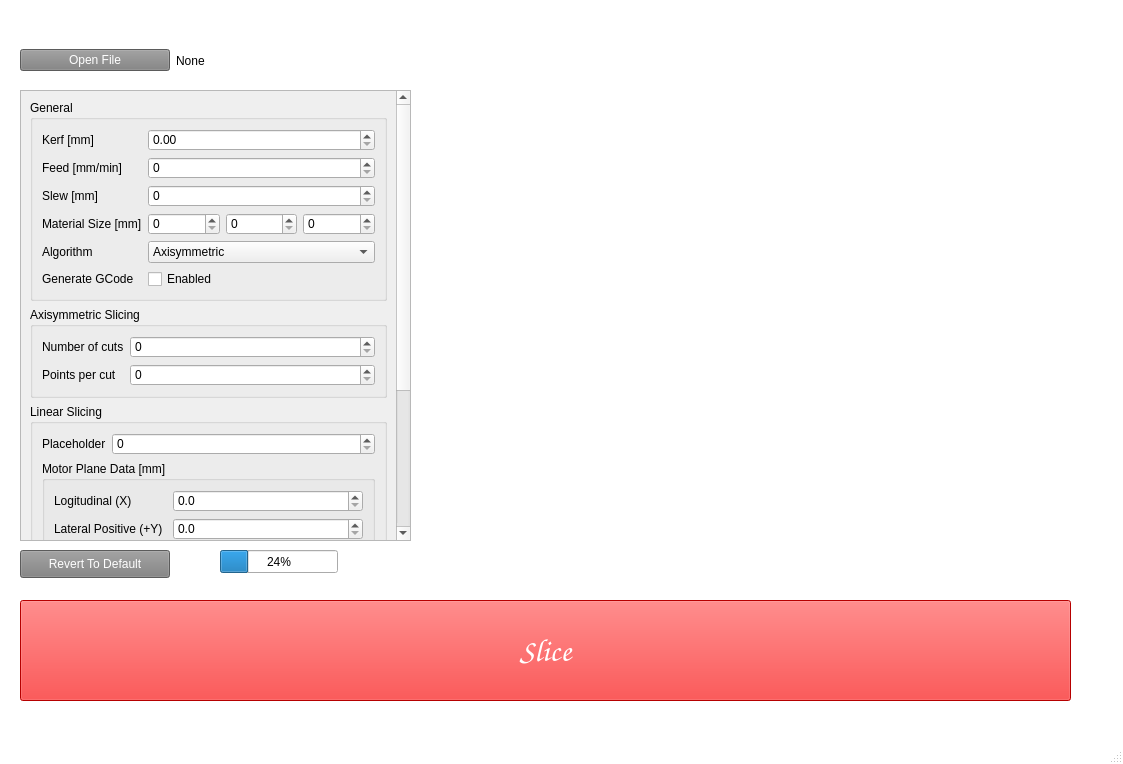
Above: ui.ui from LicGWasTaken/styro-slicer before the change. Below: the same form after it.
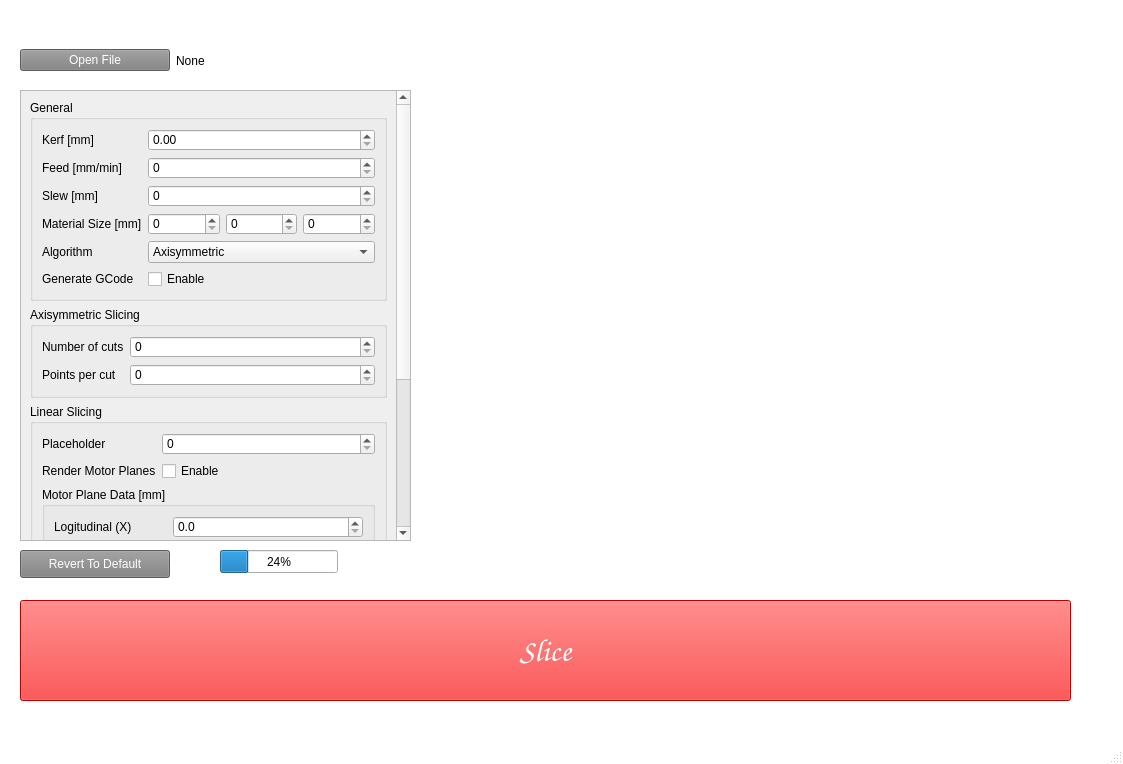
That is the form after the change. Custom widgets are drawn as their Qt base class.

```diff
--- a/ui.ui
+++ b/ui.ui
@@ -348,9 +348,9 @@
      <property name="geometry">
       <rect>
        <x>0</x>
-       <y>-225</y>
+       <y>0</y>
        <width>375</width>
-       <height>653</height>
+       <height>680</height>
       </rect>
      </property>
      <layout class="QVBoxLayout" name="verticalLayout_2">
@@ -467,7 +467,7 @@
          <item row="5" column="1">
           <widget class="QCheckBox" name="cb_do_gcode">
            <property name="text">
-            <string>Enabled</string>
+            <string>Enable</string>
            </property>
            <property name="tristate">
             <bool>false</bool>
@@ -538,7 +538,7 @@
          <item row="0" column="1">
           <widget class="QSpinBox" name="spinBox_2"/>
          </item>
-         <item row="1" column="0" colspan="2">
+         <item row="2" column="0" colspan="2">
           <widget class="QGroupBox" name="gb_motor_plane_data">
            <property name="font">
             <font>
@@ -637,6 +637,20 @@
            </layout>
           </widget>
          </item>
+         <item row="1" column="0">
+          <widget class="QLabel" name="label">
+           <property name="text">
+            <string>Render Motor Planes</string>
+           </property>
+          </widget>
+         </item>
+         <item row="1" column="1">
+          <widget class="QCheckBox" name="cb_render_planes">
+           <property name="text">
+            <string>Enable</string>
+           </property>
+          </widget>
+         </item>
         </layout>
        </widget>
       </item>
```
Left out of the diff: 2 changed lines with no effect on the pictures.
